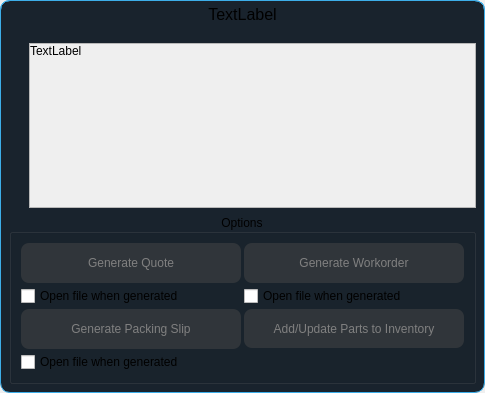
First picture: the form in ui/generate_quote_dialog.ui, repository TheCodingJsoftware/Invigo, before the edit.
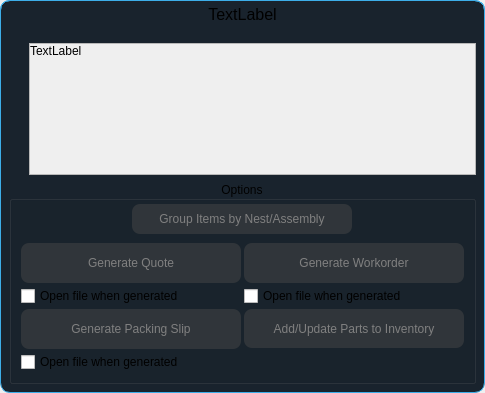
Second picture: the form after the edit.

What changed in the file:
```diff
--- a/ui/generate_quote_dialog.ui
+++ b/ui/generate_quote_dialog.ui
@@ -148,7 +148,7 @@
                <x>0</x>
                <y>0</y>
                <width>434</width>
-               <height>150</height>
+               <height>115</height>
               </rect>
              </property>
              <layout class="QVBoxLayout" name="verticalLayout_4">
@@ -222,6 +222,72 @@
            <property name="bottomMargin">
             <number>3</number>
            </property>
+           <item>
+            <layout class="QHBoxLayout" name="horizontalLayout_3">
+             <item>
+              <widget class="QPushButton" name="pushButton_group">
+               <property name="minimumSize">
+                <size>
+                 <width>220</width>
+                 <height>30</height>
+                </size>
+               </property>
+               <property name="maximumSize">
+                <size>
+                 <width>220</width>
+                 <height>16777215</height>
+                </size>
+               </property>
+               <property name="toolTip">
+                <string>Primarily used to generate Quotes/Workorders from Workspace. Instead of combining all items into one list, it seperates them by their respective nest/assembly.</string>
+               </property>
+               <property name="styleSheet">
+                <string notr="true">QPushButton#pushButton_group{
+	color: #ffffff;
+    background-color: #3daee9;
+    border: 0.01em solid #3daee9;
+    border-radius: 8px;
+}
+QPushButton#pushButton_group:checked{
+    background-color: #3daee9;
+    border: 0.01em solid #3daee9;
+}
+QPushButton#pushButton_group:hover{
+    background-color: #48b6ed;
+    border-color: #48b6ed;
+}
+QPushButton#pushButton_group:pressed{
+    background-color: #2b92c5;
+    border-color: #2b92c5;
+}
+
+QPushButton#pushButton_group:!checked {
+    background-color: rgba(71, 71, 71, 130);
+    border: 0.01em solid rgba(76, 76, 76, 130);
+    border-radius: 8px;
+    color: grey;
+}
+
+QPushButton:hover#pushButton_group:!checked {
+    background-color: rgba(76, 76, 76, 130);
+    border: 0.01em solid rgba(71, 76, 88, 130);
+}
+
+QPushButton:pressed#pushButton_group:!checked {
+    background-color: rgba(39, 39, 39, 130);
+    border: 0.01em solid rgba(47, 50, 57, 130);
+}</string>
+               </property>
+               <property name="text">
+                <string>Group Items by Nest/Assembly</string>
+               </property>
+               <property name="checkable">
+                <bool>true</bool>
+               </property>
+              </widget>
+             </item>
+            </layout>
+           </item>
            <item>
             <layout class="QGridLayout" name="gridLayout">
              <property name="leftMargin">
```
